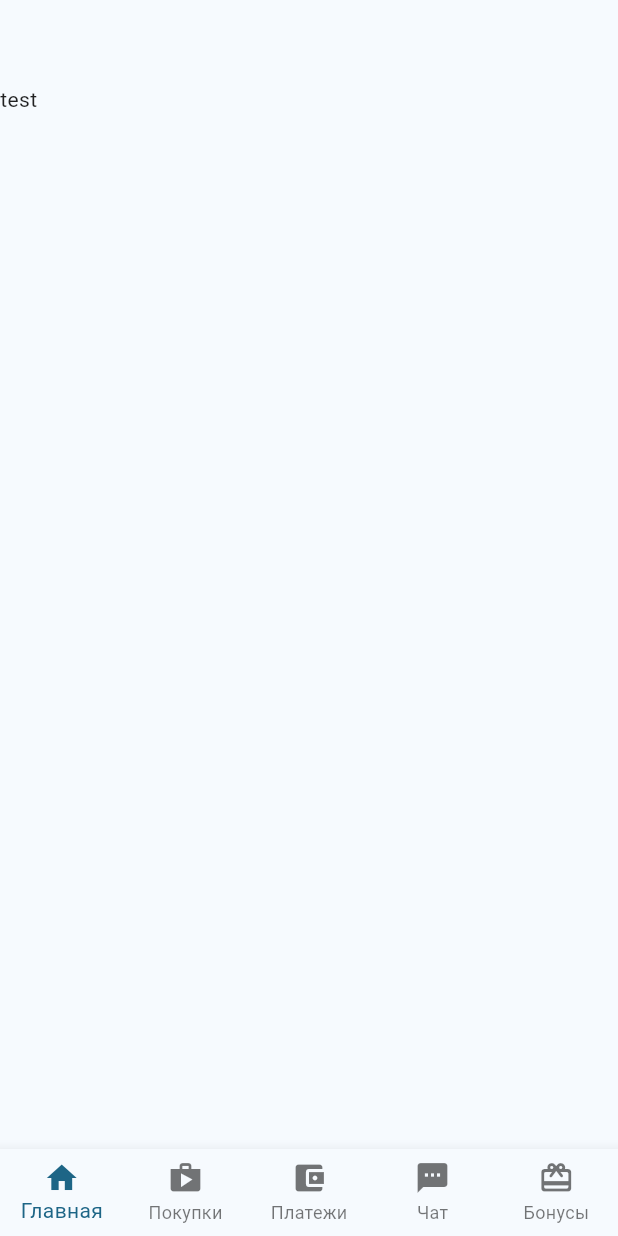
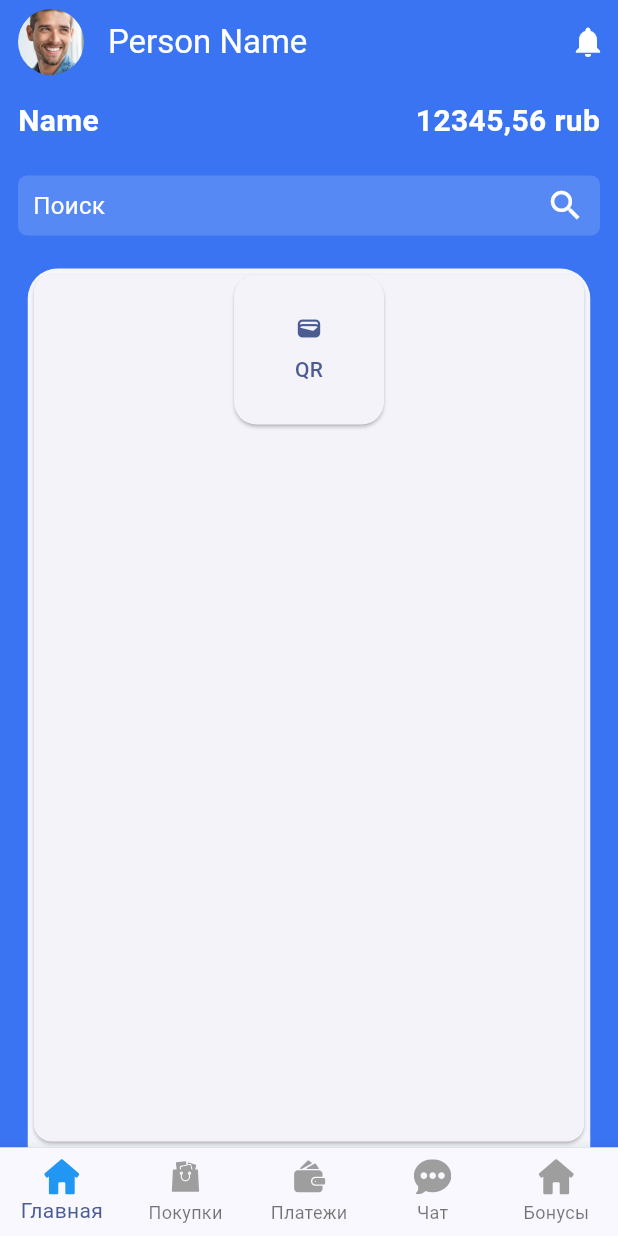
Before and after one commit to DmitrySergienko/flutter_qr_scan, a Flutter app: the screen it shows after launch, on a phone screen of 412 x 824 dp. Run offline on Flutter 3.47's test engine with Material 2 defaults, Android fonts, the phone set to English and light mode, and no system bars; our stand-ins replace flutter_svg, google_fonts.

Commit message:
bottom bar and main buttons add

```diff
--- a/lib/main.dart
+++ b/lib/main.dart
@@ -2,12 +2,12 @@ import 'package:flutter/material.dart';
 import 'package:google_fonts/google_fonts.dart';
 import 'package:qr_scan/presentation/screens/tabs_screen.dart';
 
-
 final theme = ThemeData(
   useMaterial3: true,
+  primaryColor: Color.fromARGB(255, 58, 116, 243),
   colorScheme: ColorScheme.fromSeed(
-    brightness: Brightness.light,
-    seedColor: const Color.fromARGB(121, 5, 163, 220),
+    //brightness: Brightness.light,
+    seedColor: const Color.fromARGB(121, 5, 74, 193),
   ),
   textTheme: GoogleFonts.aBeeZeeTextTheme(),
 );
--- a/lib/presentation/screens/main_screen.dart
+++ b/lib/presentation/screens/main_screen.dart
@@ -1,13 +1,35 @@
 import 'package:flutter/material.dart';
+import 'package:qr_scan/presentation/widgets/balans_widget.dart';
+import 'package:qr_scan/presentation/widgets/main_widget.dart';
+import 'package:qr_scan/presentation/widgets/search_widget.dart';
 
 class MainScreen extends StatelessWidget {
-  const MainScreen({super.key});
+  const MainScreen({Key? key})
+      : super(key: key); // corrected the key argument here
 
   @override
   Widget build(BuildContext context) {
-    Widget context = Scaffold(
-      body: Text('data'),
+    Color primaryColor = Theme.of(context).primaryColor;
+
+    Widget content = Center(
+      child: Column(
+        children: [
+          const SizedBox(height: 10),
+          BalanceWidget(),
+          const SizedBox(height: 10),
+          Padding(
+            padding: const EdgeInsets.all(12.0),
+            child: SearchWidget(),
+          ),
+          const SizedBox(height: 10),
+          const MainWidget(),
+        ],
+      ),
     );
-    return context;
+
+    return Container(
+      color: primaryColor,
+      child: content,
+    );
   }
 }
--- a/lib/presentation/screens/qr_scaner_screen.dart
+++ b/lib/presentation/screens/qr_scaner_screen.dart
@@ -5,6 +5,13 @@ class QrScanerScreen extends StatelessWidget {
 
   @override
   Widget build(BuildContext context) {
-    return const Text('data');
+    return const Padding(
+      padding: EdgeInsets.all(12.0),
+      child: Center(
+        child: Column(
+          children: [Text('ИЗБРАННОЕ')],
+        ),
+      ),
+    );
   }
 }
--- a/lib/presentation/screens/tabs_screen.dart
+++ b/lib/presentation/screens/tabs_screen.dart
@@ -1,4 +1,8 @@
 import 'package:flutter/material.dart';
+import 'package:flutter_svg/flutter_svg.dart';
+
+import 'package:qr_scan/presentation/screens/main_screen.dart';
+import 'package:qr_scan/presentation/widgets/categories_screen.dart';
 
 class TabsScreen extends StatefulWidget {
   const TabsScreen({super.key});
@@ -17,35 +21,93 @@ class _TabsScreen extends State<TabsScreen> {
     });
   }
 
+  MaterialColor? getIconColor(int tabIndex) {
+    return _selectedTabIndex == tabIndex ? Colors.blue : Colors.grey;
+  }
+
   @override
   Widget build(BuildContext context) {
+    Widget activePage = const MainScreen();
+
+    switch (_selectedTabIndex) {
+      case 0:
+        activePage = const MainScreen();
+        break;
+      case 1:
+        activePage = const MainScreen();
+
+        break;
+      default:
+        activePage = const MainScreen();
+    }
+
     return Scaffold(
-      appBar: AppBar(),
-      body: const Text('test'),
+      appBar: AppBar(
+        backgroundColor: Theme.of(context).primaryColor,
+        // Avatar icon using leading
+        leading: Padding(
+          padding: const EdgeInsets.fromLTRB(12, 1, 0, 1),
+          child: CircleAvatar(
+            radius: 30,
+            backgroundColor: Colors.transparent, // transparent background
+            child: Container(
+              decoration: const BoxDecoration(
+                shape: BoxShape.circle,
+                image: DecorationImage(
+                  image: AssetImage('assets/icons/avatar.png'),
+                  fit: BoxFit.cover,
+                ),
+              ),
+            ),
+          ),
+        ),
+
+        // Name text using title
+        title: const Text(
+          'Person Name',
+          style: TextStyle(
+            color: Colors.white,
+          ),
+        ),
+        // Ring icon on the right using actions
+        actions: const [
+          Icon(
+            Icons.notifications,
+            color: Colors.white,
+          ),
+          SizedBox(
+              width: 8.0), // For some spacing between the icon and the edge
+        ],
+      ),
+      body: activePage,
       bottomNavigationBar: BottomNavigationBar(
           type: BottomNavigationBarType.fixed,
           onTap: _selectPage,
           currentIndex: _selectedTabIndex,
-          items: const [
+          items: [
             BottomNavigationBarItem(
-              icon: Icon(Icons.home), // A built-in Flutter icon
+              icon: SvgPicture.asset('assets/icons/union.svg',
+                  height: 25, width: 25, color: getIconColor(0)),
               label: 'Главная',
             ),
             BottomNavigationBarItem(
-              icon: Icon(Icons.shop), // A built-in Flutter icon
+              icon: SvgPicture.asset('assets/icons/shopping.svg',
+                  height: 25, width: 25, color: getIconColor(1)),
               label: 'Покупки',
             ),
             BottomNavigationBarItem(
-              icon:
-                  Icon(Icons.account_balance_wallet), // A built-in Flutter icon
+              icon: SvgPicture.asset('assets/icons/wallet.svg',
+                  height: 25, width: 25, color: getIconColor(2)),
               label: 'Платежи',
             ),
             BottomNavigationBarItem(
-              icon: Icon(Icons.textsms_rounded), // A built-in Flutter icon
+              icon: SvgPicture.asset('assets/icons/chat.svg',
+                  height: 25, width: 25, color: getIconColor(3)),
               label: 'Чат',
             ),
             BottomNavigationBarItem(
-              icon: Icon(Icons.redeem_rounded), // A built-in Flutter icon
+              icon: SvgPicture.asset('assets/icons/union.svg',
+                  height: 25, width: 25, color: getIconColor(4)),
               label: 'Бонусы',
             ),
           ]),
--- a/lib/presentation/screens/test.dart
+++ /dev/null
@@ -1,9 +0,0 @@
-import 'package:flutter/material.dart';
-
-class Test extends StatefulWidget {
-  @override
-  State<StatefulWidget> createState() {
-    // TODO: implement createState
-    throw UnimplementedError();
-  }
-}
--- /dev/null
+++ b/lib/presentation/widgets/balans_widget.dart
@@ -0,0 +1,47 @@
+import 'package:flutter/material.dart';
+
+class BalanceWidget extends StatefulWidget {
+  @override
+  _BalanceWidgetState createState() => _BalanceWidgetState();
+}
+
+class _BalanceWidgetState extends State<BalanceWidget> {
+  @override
+  Widget build(BuildContext context) {
+    return const Column(
+      children: [
+        Column(
+          children: [
+            Row(
+              mainAxisAlignment: MainAxisAlignment.spaceBetween,
+              children: [
+                Padding(
+                  padding: EdgeInsets.only(left: 12),
+                  child: Text(
+                    "Name",
+                    style: TextStyle(
+                      fontSize: 20,
+                      color: Colors.white,
+                      fontWeight: FontWeight.w600,
+                    ),
+                  ),
+                ),
+                Padding(
+                  padding: EdgeInsets.only(right: 12),
+                  child: Text(
+                    '12345,56 rub',
+                    style: TextStyle(
+                      fontSize: 20,
+                      color: Colors.white,
+                      fontWeight: FontWeight.w600,
+                    ),
+                  ),
+                ),
+              ],
+            ),
+          ],
+        ),
+      ],
+    );
+  }
+}
--- /dev/null
+++ b/lib/presentation/widgets/categories_screen.dart
@@ -0,0 +1,21 @@
+import 'package:flutter/material.dart';
+import 'package:qr_scan/presentation/widgets/category_batton.dart';
+
+class CategoriesScreen extends StatefulWidget {
+  @override
+  _CategoriesScreenState createState() => _CategoriesScreenState();
+}
+
+class _CategoriesScreenState extends State<CategoriesScreen> {
+  @override
+  Widget build(BuildContext context) {
+    return Center(
+      child: Row(
+        mainAxisAlignment: MainAxisAlignment.spaceAround,
+        children: const [
+          CategoryButton(), // Now, the CategoryButton is inside a list.
+        ],
+      ),
+    );
+  }
+}
--- /dev/null
+++ b/lib/presentation/widgets/category_batton.dart
@@ -0,0 +1,33 @@
+import 'package:flutter/material.dart';
+
+class CategoryButton extends StatelessWidget {
+  const CategoryButton({Key? key}) : super(key: key);
+
+  @override
+  Widget build(BuildContext context) {
+    return SizedBox(
+      width: 100,
+      height: 100,
+      child: ElevatedButton(
+        style: ElevatedButton.styleFrom(
+          shape: RoundedRectangleBorder(
+            borderRadius: BorderRadius.circular(15),
+          ),
+        ),
+        onPressed: () {},
+        child: const Column(
+          mainAxisAlignment: MainAxisAlignment.center,
+          children: [
+            Icon(Icons.wallet),
+            SizedBox(
+                height: 8), // Optional: add a spacing between icon and text
+            Text(
+              'QR',
+              style: TextStyle(fontSize: 14),
+            ),
+          ],
+        ),
+      ),
+    );
+  }
+}
--- /dev/null
+++ b/lib/presentation/widgets/main_widget.dart
@@ -0,0 +1,35 @@
+import 'package:flutter/material.dart';
+import 'package:qr_scan/presentation/widgets/categories_screen.dart';
+
+class MainWidget extends StatefulWidget {
+  const MainWidget({super.key});
+
+  @override
+  State<MainWidget> createState() => _MainWidget();
+}
+
+class _MainWidget extends State<MainWidget> {
+  @override
+  Widget build(BuildContext context) {
+    return Expanded(
+      child: Container(
+        width: 375,
+        height: 616,
+        decoration: const BoxDecoration(
+          borderRadius: BorderRadius.only(
+            topLeft: Radius.circular(
+                20), // You can change the value to what you want
+            topRight: Radius.circular(
+                20), // Same value as topLeft for symmetrical corners
+          ),
+          color: Color(0xfff4f5fa),
+        ),
+        child: Card(
+          child: Column(
+            children: [CategoriesScreen()],
+          ),
+        ),
+      ),
+    );
+  }
+}
--- /dev/null
+++ b/lib/presentation/widgets/search_widget.dart
@@ -0,0 +1,40 @@
+import 'package:flutter/material.dart';
+
+class SearchWidget extends StatefulWidget {
+  @override
+  _SearchWidgetState createState() => _SearchWidgetState();
+}
+
+class _SearchWidgetState extends State<SearchWidget> {
+  @override
+  Widget build(BuildContext context) {
+    return Container(
+      width: double.infinity, // makes the width occupy the maximum space
+      height: 40,
+      decoration: BoxDecoration(
+        borderRadius: BorderRadius.circular(6),
+        color: Color(0x26ffffff),
+      ),
+      padding: EdgeInsets.symmetric(horizontal: 10.0),
+      child: const Row(
+        children: [
+          Expanded(
+            child: Text(
+              "Поиск",
+              style: TextStyle(
+                fontSize: 16,
+                color: Colors.white,
+                fontWeight: FontWeight.w400,
+              ),
+            ),
+          ),
+          Icon(
+            Icons.search,
+            size: 26.0,
+            color: Colors.white,
+          ),
+        ],
+      ),
+    );
+  }
+}
--- a/pubspec.yaml
+++ b/pubspec.yaml
@@ -61,12 +61,15 @@ flutter:
   uses-material-design: true
 
   # To add assets to your application, add an assets section, like this:
-assets:
+  assets:
+    - assets/icons/search.png
+    - assets/icons/avatar.png
     - assets/icons/gift.svg
     - assets/icons/chat.svg
     - assets/icons/shopping.svg
     - assets/icons/union.svg
     - assets/icons/wallet.svg
+
 
   # An image asset can refer to one or more resolution-specific "variants", see
   # https://flutter.dev/assets-and-images/#resolution-aware
```
Also changed, not shown: assets/icons/avatar.png (added), assets/icons/search.png (added).
